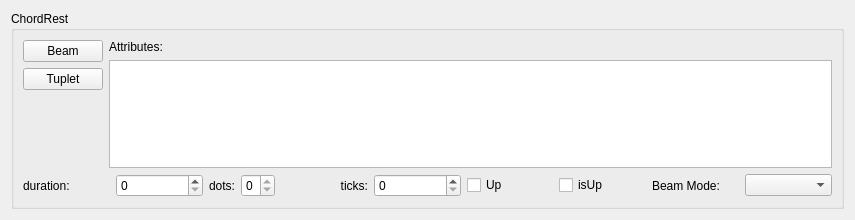
Before: the Qt Designer form mscore/mscore/chordrest.ui in musescore/musescore-old, drawn with Qt 5.
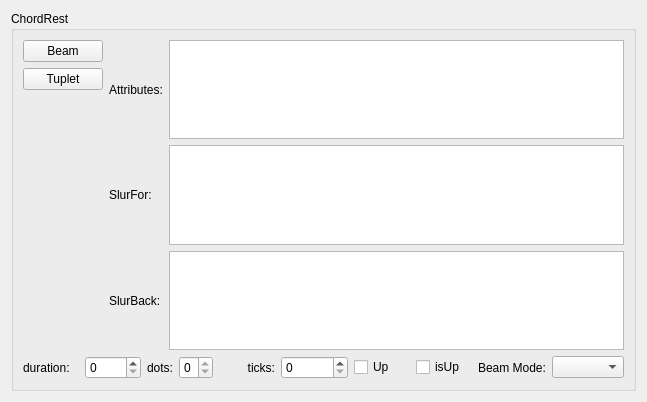
After: the same form once the commit is applied.

Commit message: fix: slurs not visible until completion in note entry mode

The edit to the form file:
```diff
--- a/mscore/mscore/chordrest.ui
+++ b/mscore/mscore/chordrest.ui
@@ -6,8 +6,8 @@
    <rect>
     <x>0</x>
     <y>0</y>
-    <width>855</width>
-    <height>220</height>
+    <width>647</width>
+    <height>402</height>
    </rect>
   </property>
   <property name="windowTitle">
@@ -25,8 +25,8 @@
      <property name="flat">
       <bool>true</bool>
      </property>
-     <layout class="QGridLayout">
-      <item row="0" column="0" rowspan="2">
+     <layout class="QGridLayout" name="gridLayout">
+      <item row="0" column="0" rowspan="3">
        <layout class="QVBoxLayout">
         <item>
          <widget class="QPushButton" name="beamButton">
@@ -71,12 +71,41 @@
         <property name="text">
          <string notr="true">Attributes:</string>
         </property>
+        <property name="textFormat">
+         <enum>Qt::PlainText</enum>
+        </property>
        </widget>
       </item>
-      <item row="1" column="1">
+      <item row="0" column="2">
        <widget class="QListWidget" name="attributes"/>
       </item>
-      <item row="2" column="0" colspan="2">
+      <item row="1" column="1">
+       <widget class="QLabel" name="label_6">
+        <property name="text">
+         <string>SlurFor:</string>
+        </property>
+        <property name="textFormat">
+         <enum>Qt::PlainText</enum>
+        </property>
+       </widget>
+      </item>
+      <item row="1" column="2">
+       <widget class="QListWidget" name="slurFor"/>
+      </item>
+      <item row="2" column="1">
+       <widget class="QLabel" name="label_7">
+        <property name="text">
+         <string>SlurBack:</string>
+        </property>
+        <property name="textFormat">
+         <enum>Qt::PlainText</enum>
+        </property>
+       </widget>
+      </item>
+      <item row="2" column="2">
+       <widget class="QListWidget" name="slurBack"/>
+      </item>
+      <item row="3" column="0" colspan="3">
        <layout class="QHBoxLayout">
         <property name="spacing">
          <number>6</number>
```
The commit also changes 35 other files.
